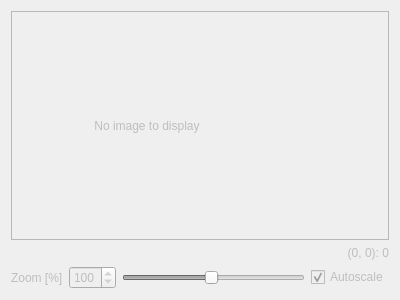
First picture: the form in src/app/viewer/ui/depth_image_viewer.ui, repository marcin-ochman/modular-slam, before the edit.
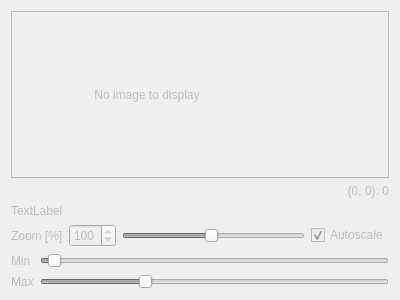
Second picture: the form after the edit. Custom widgets are drawn as their Qt base class.

Commit message: New docker image version. Depth image viewer improvements

Patch:
```diff
--- a/src/app/viewer/ui/depth_image_viewer.ui
+++ b/src/app/viewer/ui/depth_image_viewer.ui
@@ -16,8 +16,6 @@
   <property name="windowTitle">
    <string>Form</string>
   </property>
-  <layout class="QVBoxLayout" name="verticalLayout_2">
-   <item>
     <layout class="QVBoxLayout" name="verticalLayout">
      <item>
       <widget class="QScrollArea" name="scrollArea">
@@ -32,8 +30,8 @@
          <rect>
           <x>0</x>
           <y>0</y>
-          <width>382</width>
-          <height>218</height>
+        <width>384</width>
+        <height>140</height>
          </rect>
         </property>
         <layout class="QHBoxLayout" name="horizontalLayout_2">
@@ -84,6 +82,17 @@
        </property>
       </widget>
      </item>
+   <item>
+    <layout class="QGridLayout" name="gridLayout_2">
+     <item row="0" column="0">
+      <widget class="QLabel" name="label_3">
+       <property name="text">
+        <string>TextLabel</string>
+       </property>
+      </widget>
+     </item>
+    </layout>
+   </item>
      <item>
       <layout class="QHBoxLayout" name="horizontalLayout">
        <item>
@@ -133,6 +142,54 @@
         </widget>
        </item>
       </layout>
+   </item>
+   <item>
+    <layout class="QFormLayout" name="formLayout_2">
+     <item row="0" column="0">
+      <widget class="QLabel" name="label_4">
+       <property name="text">
+        <string>Min</string>
+       </property>
+      </widget>
+     </item>
+     <item row="0" column="1">
+      <widget class="QSlider" name="minSlider">
+       <property name="minimum">
+        <number>10</number>
+       </property>
+       <property name="maximum">
+        <number>1000</number>
+       </property>
+       <property name="value">
+        <number>30</number>
+       </property>
+       <property name="orientation">
+        <enum>Qt::Horizontal</enum>
+       </property>
+      </widget>
+     </item>
+     <item row="1" column="0">
+      <widget class="QLabel" name="label_5">
+       <property name="text">
+        <string>Max</string>
+       </property>
+      </widget>
+     </item>
+     <item row="1" column="1">
+      <widget class="QSlider" name="maxSlider">
+       <property name="minimum">
+        <number>10</number>
+       </property>
+       <property name="maximum">
+        <number>1000</number>
+       </property>
+       <property name="value">
+        <number>300</number>
+       </property>
+       <property name="orientation">
+        <enum>Qt::Horizontal</enum>
+       </property>
+      </widget>
      </item>
     </layout>
    </item>
```
Lines whose indentation alone changed are shown as unchanged. The commit also changes 4 other files.
